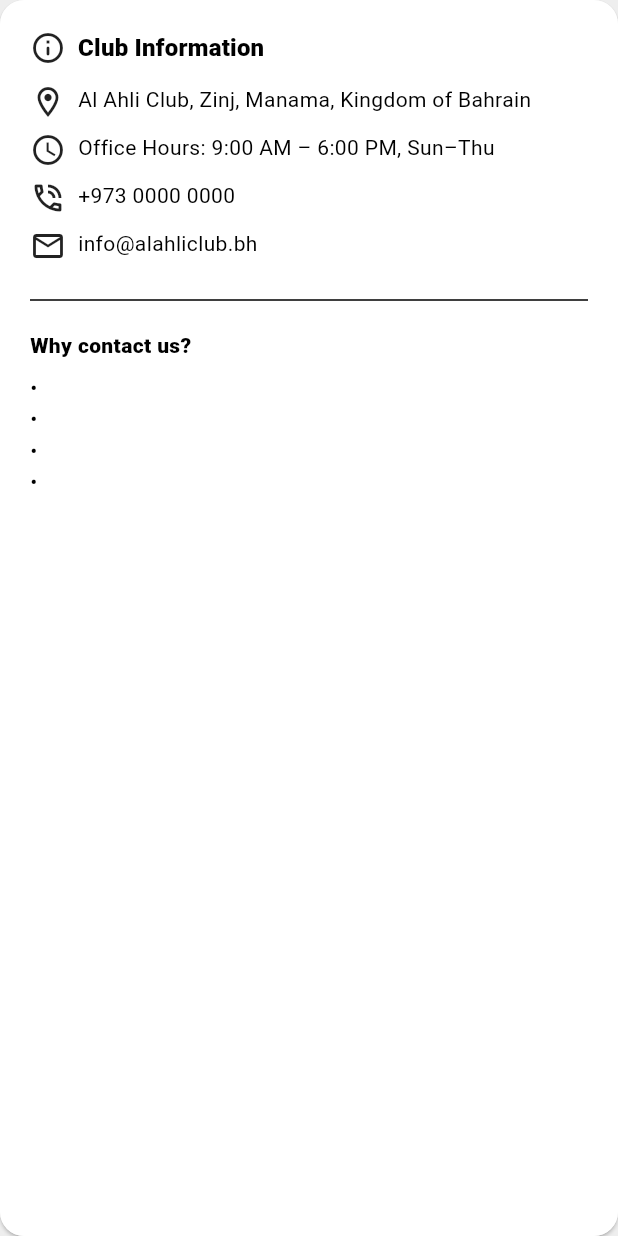
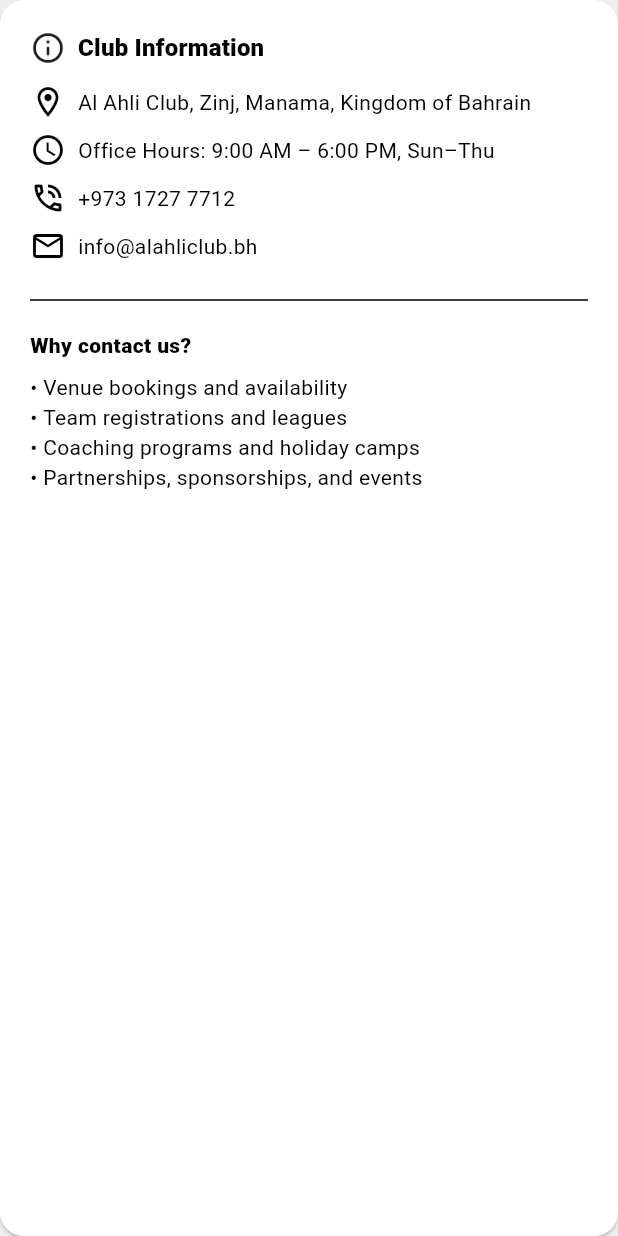
Before and after one commit to Malik-Jehangir/AlAhliClubBookingApp, a Flutter app: the _ContactInfoPane widget shown alone on an empty page, opened directly, on a phone screen of 412 x 824 dp. Run offline on Flutter 3.47's test engine with Material 3 defaults, Android fonts, the phone set to English and light mode, and no system bars; our stand-ins replace bloc, cloud_firestore, equatable, firebase_auth, firebase_core, fl_chart and 3 more; accounts and stored records are empty; statements that could not run were skipped.

Commit message:
BookNow: added changes

```diff
--- a/booknow/lib/screens/static/contact_us_screen.dart
+++ b/booknow/lib/screens/static/contact_us_screen.dart
@@ -615,52 +615,60 @@
             ]),
             const SizedBox(height: 12),
             _infoLine(Icons.location_on_outlined,
-                'Al Ahli Club, Zinj, Manama, Kingdom of Bahrain'),
+                'Al Ahli Club, Zinj, Manama, Kingdom of Bahrain', textColor: Colors.black),
             const SizedBox(height: 8),
-            _infoLine(Icons.schedule_outlined, 'Office Hours: 9:00 AM – 6:00 PM, Sun–Thu'),
+            _infoLine(Icons.schedule_outlined, 'Office Hours: 9:00 AM – 6:00 PM, Sun–Thu', textColor: Colors.black),
             const SizedBox(height: 8),
-            _infoLine(Icons.phone_in_talk_outlined, '+973 0000 0000'),
+            _infoLine(Icons.phone_in_talk_outlined, '+973 1727 7712', textColor: Colors.black),
             const SizedBox(height: 8),
-            _infoLine(Icons.email_outlined, 'info@alahliclub.bh'),
+            _infoLine(Icons.email_outlined, 'info@alahliclub.bh', textColor: Colors.black),
             const SizedBox(height: 16),
             const Divider(),
             const SizedBox(height: 12),
             const Text(
               'Why contact us?',
-              style: TextStyle(fontWeight: FontWeight.w800),
+              style: TextStyle(fontWeight: FontWeight.w800, color: Colors.black),
             ),
             const SizedBox(height: 8),
-            _bullet('Venue bookings and availability'),
-            _bullet('Team registrations and leagues'),
-            _bullet('Coaching programs and holiday camps'),
-            _bullet('Partnerships, sponsorships, and events'),
+            _bullet('Venue bookings and availability', textColor: Colors.black),
+            _bullet('Team registrations and leagues', textColor: Colors.black),
+            _bullet('Coaching programs and holiday camps', textColor: Colors.black),
+            _bullet('Partnerships, sponsorships, and events', textColor: Colors.black),
           ],
         ),
       ),
     );
   }
 
-  Widget _infoLine(IconData icon, String text) {
+Widget _infoLine(IconData icon, String text, {Color textColor = Colors.black}) {
   return Row(
-      crossAxisAlignment: CrossAxisAlignment.start,
     children: [
-        Icon(icon, color: Colors.black87),
+      Icon(icon, color: Colors.black),
       const SizedBox(width: 8),
-        Expanded(child: Text(text)),
+      Text(
+        text,
+        style: TextStyle(color: textColor),
+      ),
     ],
   );
 }
 
-  Widget _bullet(String text) {
+Widget _bullet(String text, {Color textColor = Colors.black}) {
   return Row(
     crossAxisAlignment: CrossAxisAlignment.start,
-      children: const [
-        Text('•  '),
-        SizedBox(width: 2),
-        Expanded(child: Text('')),
+    children: [
+      const Text("• ", style: TextStyle(color: Colors.black)),
+      Expanded(
+        child: Text(
+          text,
+          style: TextStyle(color: textColor),
+        ),
+      ),
     ],
   );
 }
+
+
 }
 
 /* ---------------- FOOTER (same pattern as Welcome/About) ---------------- */
```
Lines whose indentation alone changed are shown as unchanged.
